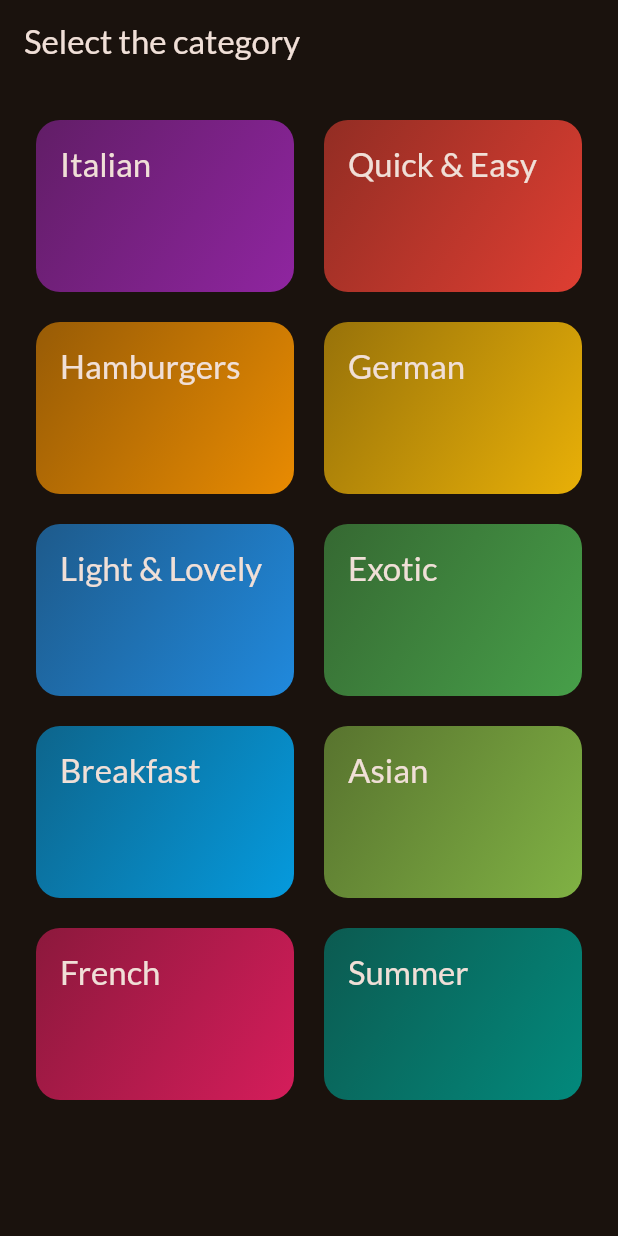
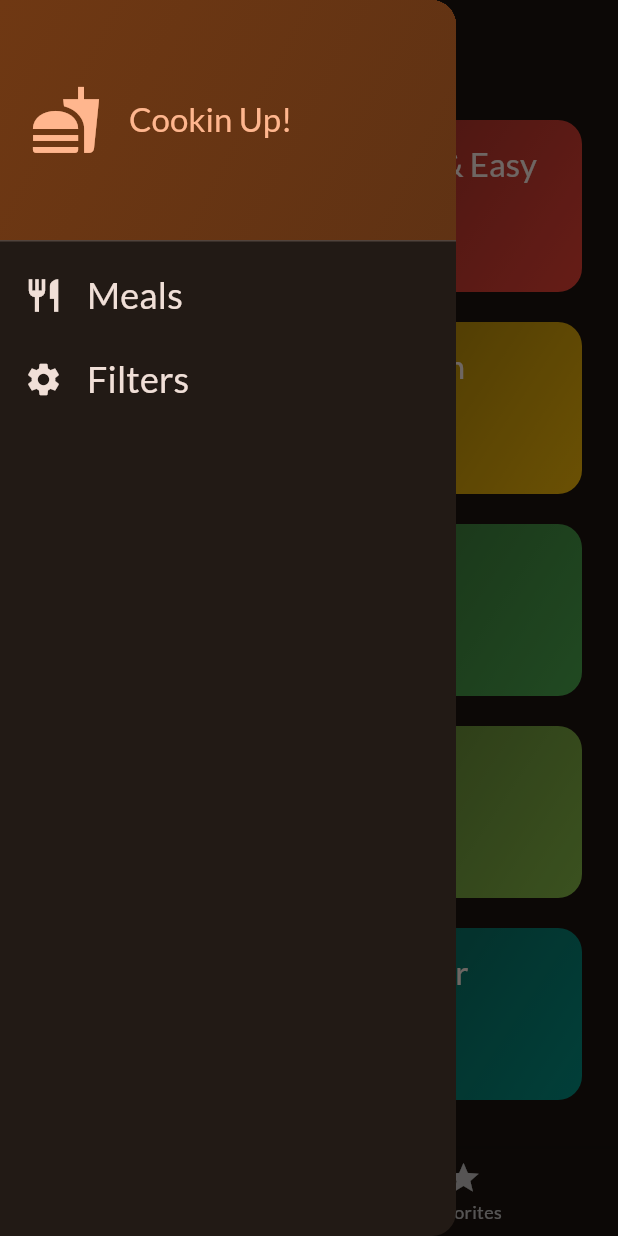
Before and after one commit to Harshdubey5/Recipe-app, a Flutter app: the screen it shows after launch, with the side drawer open (before the commit the screen has no drawer), on a phone screen of 412 x 824 dp. Run offline on Flutter 3.47's test engine with Material 3 defaults, Android fonts, the phone set to English and light mode, and no system bars; our stand-ins replace google_fonts, transparent_image.

Commit message:
added changes

```diff
--- a/lib/main.dart
+++ b/lib/main.dart
@@ -1,7 +1,7 @@
 import 'package:flutter/material.dart';
 
 import 'package:google_fonts/google_fonts.dart';
-import 'package:meals/screens/categories.dart';
+import 'package:meals/screens/tabs.dart';
 
 final theme = ThemeData(
   useMaterial3: true,
@@ -21,7 +21,8 @@ class App extends StatelessWidget {
 
   @override
   Widget build(BuildContext context) {
-    return MaterialApp(theme: theme, home: const CategoriesScreen() // Todo ...,
-        );
+    return MaterialApp(
+      theme: theme, home: const TabsScreen(), // Todo ...,
+    );
   }
 }
--- a/lib/screens/categories.dart
+++ b/lib/screens/categories.dart
@@ -1,15 +1,23 @@
 import 'package:flutter/material.dart';
 
 import 'package:meals/data/dummy_data.dart';
+import 'package:meals/models/meal.dart';
 import 'package:meals/screens/meals.dart';
 import 'package:meals/widgets/category_grid_item.dart';
 import 'package:meals/models/category.dart';
 
 class CategoriesScreen extends StatelessWidget {
-  const CategoriesScreen({super.key});
+  const CategoriesScreen({
+    super.key,
+    required this.onToggleFavorite,
+    required this.availableMeals,
+  });
+
+  final void Function(Meal meal) onToggleFavorite;
+  final List<Meal> availableMeals;
 
   void _selectCategory(BuildContext context, Category category) {
-    final filteredMeals = dummyMeals
+    final filteredMeals = availableMeals
         .where((meal) => meal.categories.contains(category.id))
         .toList();
 
@@ -18,6 +26,7 @@ class CategoriesScreen extends StatelessWidget {
         builder: (ctx) => MealsScreen(
           title: category.title,
           meals: filteredMeals,
+          onToggleFavorite: onToggleFavorite,
         ),
       ),
     ); //(alternate)Navigator.push(context, route)
@@ -25,11 +34,7 @@ class CategoriesScreen extends StatelessWidget {
 
   @override
   Widget build(BuildContext context) {
-    return Scaffold(
-      appBar: AppBar(
-        title: const Text('Select the category'),
-      ),
-      body: GridView(
+    return GridView(
       padding: const EdgeInsets.all(24),
       gridDelegate: const SliverGridDelegateWithFixedCrossAxisCount(
         crossAxisCount: 2,
@@ -48,7 +53,6 @@ class CategoriesScreen extends StatelessWidget {
           ),
         //availableCategories.map((category) => CategoryGridItem(category: category)).toList()
       ],
-      ),
     );
   }
 }
--- /dev/null
+++ b/lib/screens/tabs.dart
@@ -0,0 +1,134 @@
+import 'package:flutter/material.dart';
+
+import 'package:meals/data/dummy_data.dart';
+import 'package:meals/models/meal.dart';
+import 'package:meals/screens/categories.dart';
+import 'package:meals/screens/filters.dart';
+import 'package:meals/screens/meals.dart';
+import 'package:meals/widgets/main_drawer.dart';
+
+const kInitialFilters = {
+  Filter.glutenFree: false,
+  Filter.lactoseFree: false,
+  Filter.vegetarian: false,
+  Filter.vegan: false,
+};
+
+class TabsScreen extends StatefulWidget {
+  const TabsScreen({super.key});
+
+  @override
+  State<TabsScreen> createState() {
+    return _TabsScreenState();
+  }
+}
+
+class _TabsScreenState extends State<TabsScreen> {
+  int _selectedPageIndex = 0;
+  final List<Meal> _favoriteMeals = [];
+  Map<Filter, bool> _selectedFilters = kInitialFilters;
+
+  void _showInfoMessage(String message) {
+    ScaffoldMessenger.of(context).clearSnackBars();
+    ScaffoldMessenger.of(context).showSnackBar(
+      SnackBar(
+        content: Text(message),
+      ),
+    );
+  }
+
+  void _toggleMealFavoriteStatus(Meal meal) {
+    final isExisting = _favoriteMeals.contains(meal);
+
+    if (isExisting) {
+      setState(() {
+        _favoriteMeals.remove(meal);
+      });
+      _showInfoMessage('Meal is removed from favorites');
+    } else {
+      setState(() {
+        _favoriteMeals.add(meal);
+      });
+      _showInfoMessage('Meal is added to favorites');
+    }
+  }
+
+  void _selectPage(int index) {
+    setState(() {
+      _selectedPageIndex = index;
+    });
+  }
+
+  void _setScreen(String identifier) async {
+    Navigator.of(context).pop();
+    if (identifier == 'filters') {
+      final result = await Navigator.of(context).push<Map<Filter, bool>>(
+        MaterialPageRoute(
+          builder: (ctx) => FilteScreen(
+            currentFilters: _selectedFilters,
+          ),
+        ),
+      );
+      setState(() {
+        _selectedFilters = result ??
+            kInitialFilters; //?? simply checks the front value is null or not if null then second value will be processed
+      });
+    }
+  }
+
+  @override
+  Widget build(BuildContext context) {
+    final availableMeals = dummyMeals.where((meal) {
+      if (_selectedFilters[Filter.glutenFree]! && meal.isGlutenFree) {
+        return false;
+      }
+      if (_selectedFilters[Filter.lactoseFree]! && meal.isLactoseFree) {
+        return false;
+      }
+      if (_selectedFilters[Filter.vegetarian]! && meal.isVegetarian) {
+        return false;
+      }
+      if (_selectedFilters[Filter.vegan]! && meal.isVegan) {
+        return false;
+      }
+      return true;
+    }).toList();
+    Widget activePage = CategoriesScreen(
+      onToggleFavorite: _toggleMealFavoriteStatus,
+      availableMeals: availableMeals,
+    );
+    var activePageTitle = 'Categories';
+
+    if (_selectedPageIndex == 1) {
+      activePage = MealsScreen(
+        meals: _favoriteMeals,
+        onToggleFavorite: _toggleMealFavoriteStatus,
+      );
+      activePageTitle = 'Your favorites';
+    }
+
+    return Scaffold(
+      appBar: AppBar(
+        title: Text(activePageTitle),
+      ),
+      drawer: MainDrawer(
+        onSelectScreen: _setScreen,
+      ),
+      body: activePage,
+      bottomNavigationBar: BottomNavigationBar(
+        currentIndex: _selectedPageIndex,
+        onTap: _selectPage,
+        items: const [
+          BottomNavigationBarItem(
+            icon: Icon(Icons.set_meal),
+            label: 'Categories',
+          ),
+          BottomNavigationBarItem(
+            icon: Icon(Icons.star),
+            label: 'Favorites',
+          ),
+        ],
+      ),
+    );
+  }
+}
--- /dev/null
+++ b/lib/widgets/main_drawer.dart
@@ -0,0 +1,89 @@
+import 'package:flutter/material.dart';
+
+class MainDrawer extends StatelessWidget {
+  const MainDrawer({super.key, required this.onSelectScreen});
+
+  final void Function(String identifier) onSelectScreen;
+
+  @override
+  Widget build(BuildContext context) {
+    return Drawer(
+      child: Column(
+        children: [
+          DrawerHeader(
+            padding: const EdgeInsets.all(20),
+            decoration: BoxDecoration(
+              gradient: LinearGradient(
+                colors: [
+                  Theme.of(context).colorScheme.primaryContainer,
+                  Theme.of(context)
+                      .colorScheme
+                      .primaryContainer
+                      .withOpacity(0.8),
+                ],
+                begin: Alignment.topLeft,
+                end: Alignment.bottomRight,
+              ),
+            ),
+            child: Row(
+              children: [
+                Icon(
+                  Icons.fastfood,
+                  size: 48,
+                  color: Theme.of(context).colorScheme.primary,
+                ),
+                const SizedBox(
+                  width: 18,
+                ),
+                Text(
+                  'Cookin Up!',
+                  style: Theme.of(context).textTheme.titleLarge!.copyWith(
+                        color: Theme.of(context).colorScheme.primary,
+                      ),
+                )
+              ],
+            ),
+          ),
+          ListTile(
+            //outputs list and optimized for bundling different piesces of info together in row
+            leading: Icon(
+              // it allows to add widget that displays on top of the row
+              Icons.restaurant,
+              size: 26,
+              color: Theme.of(context).colorScheme.onBackground,
+            ),
+            title: Text(
+              'Meals',
+              style: Theme.of(context).textTheme.titleSmall!.copyWith(
+                    color: Theme.of(context).colorScheme.onBackground,
+                    fontSize: 24,
+                  ),
+            ),
+            onTap: () {
+              onSelectScreen('meals');
+            },
+          ),
+          ListTile(
+            //outputs list and optimized for bundling different piesces of info together in row
+            leading: Icon(
+              // it allows to add widget that displays on top of the row
+              Icons.settings,
+              size: 26,
+              color: Theme.of(context).colorScheme.onBackground,
+            ),
+            title: Text(
+              'Filters',
+              style: Theme.of(context).textTheme.titleSmall!.copyWith(
+                    color: Theme.of(context).colorScheme.onBackground,
+                    fontSize: 24,
+                  ),
+            ),
+            onTap: () {
+              onSelectScreen('filters');
+            },
+          ),
+        ],
+      ),
+    );
+  }
+}
```
Also changed, not shown: lib/screens/filters.dart (added, +164 -0 lines), lib/screens/meal_details.dart (+76 -5 lines), lib/screens/meals.dart (+13 -7 lines), pubspec.lock, 8 other files. Lines whose indentation alone changed are shown as unchanged.
